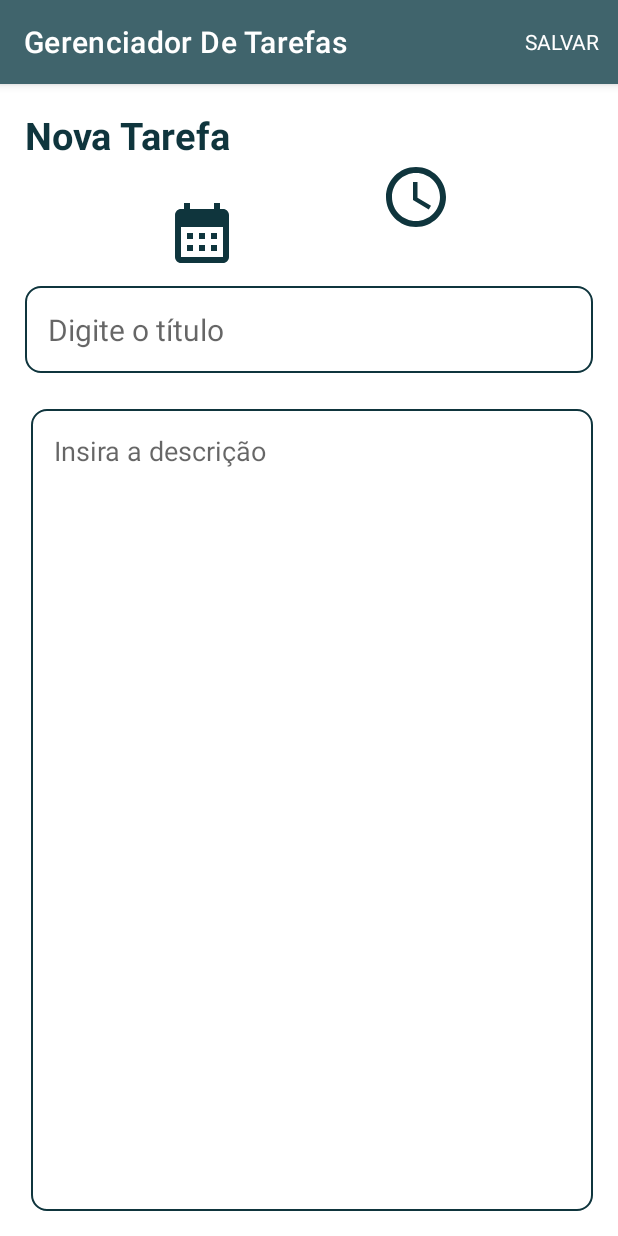
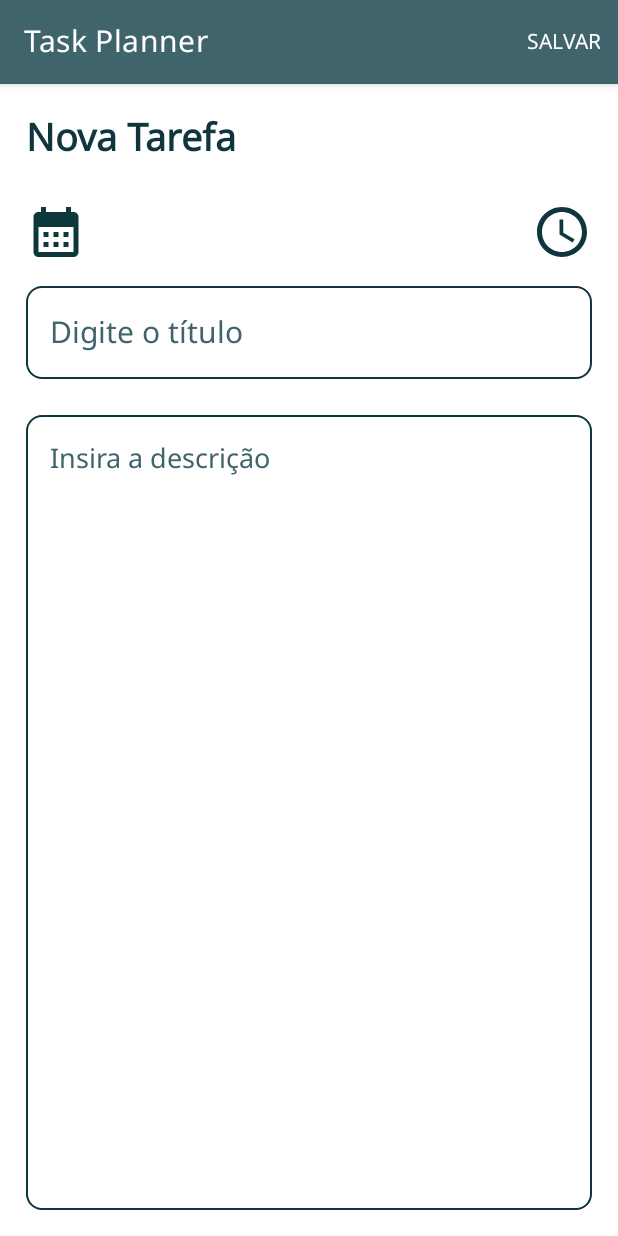
Before and after one commit to FredymarLeon/Task-Manager, an Android app: the AddTaskFragment screen opened through its navigation route, on a phone screen of 412 x 824 dp. Run offline under Robolectric (Android 15) with nearby library versions, the phone set to English and light mode, and no system bars; our stand-ins replace Room's generated code.

Commit message:
Referência de strings.xml no código Kotlin.
Icones de data e hora, bem posicionados no layout.
Correção de border, textColor, padding em item_task.xml.

Implementação de mensagem de tarega não emcontrada no menu de pesquisa.

Internacionlalização criando arquivo de strings.xml (espanhol).

Implementacão de fonte.

```diff
--- a/app/src/main/java/com/projetogrupo8/taskmanager/activities/MainActivity.kt
+++ b/app/src/main/java/com/projetogrupo8/taskmanager/activities/MainActivity.kt
@@ -14,7 +14,7 @@ import com.projetogrupo8.taskmanager.viewModel.TaskViewModelFactory
 
 class MainActivity : AppCompatActivity() {
 
-   internal lateinit var taskViewModel: TaskViewModel
+    internal lateinit var taskViewModel: TaskViewModel
 
     override fun onCreate(savedInstanceState: Bundle?) {
         super.onCreate(savedInstanceState)
@@ -30,10 +30,9 @@ class MainActivity : AppCompatActivity() {
 
     }
 
-    private fun setupViewModel(){
+    private fun setupViewModel() {
         val taskRepository = TaskRepository(TaskDatabase(this))
         val viewModelProviderFactory = TaskViewModelFactory(application, taskRepository)
         taskViewModel = ViewModelProvider(this, viewModelProviderFactory)[TaskViewModel::class.java]
-
     }
 }
--- a/app/src/main/java/com/projetogrupo8/taskmanager/database/TaskDatabase.kt
+++ b/app/src/main/java/com/projetogrupo8/taskmanager/database/TaskDatabase.kt
@@ -9,9 +9,10 @@ import com.projetogrupo8.taskmanager.model.Task
 @Database(
     entities = [Task::class],
     version = 1,
-    exportSchema = false)
+    exportSchema = false
+)
 
-abstract class TaskDatabase: RoomDatabase() {
+abstract class TaskDatabase : RoomDatabase() {
 
     abstract fun getTaskDao(): TaskDao
 
--- a/app/src/main/java/com/projetogrupo8/taskmanager/fragments/AddTaskFragment.kt
+++ b/app/src/main/java/com/projetogrupo8/taskmanager/fragments/AddTaskFragment.kt
@@ -22,13 +22,12 @@ import com.projetogrupo8.taskmanager.model.Task
 import com.projetogrupo8.taskmanager.viewModel.TaskViewModel
 import java.util.Calendar
 
-
 class AddTaskFragment : Fragment(R.layout.fragment_add_task), MenuProvider {
 
-    private var addTaskBinding: FragmentAddTaskBinding? = null  //variável mutável que pode ser nula
-    private val binding get() = addTaskBinding!!    //O operador !! força o Kotlin a tratar a variável como não-nula. Se a variável for nula, o app irá lançar uma exceção
+    private var addTaskBinding: FragmentAddTaskBinding? = null
+    private val binding get() = addTaskBinding!!
 
-    private lateinit var tasksViewModel: TaskViewModel   //Declaração do VieWModel
+    private lateinit var tasksViewModel: TaskViewModel
     private lateinit var addTaskView: View
 
     private var selectedDate: String = ""
@@ -37,24 +36,20 @@ class AddTaskFragment : Fragment(R.layout.fragment_add_task), MenuProvider {
     override fun onCreateView(
         inflater: LayoutInflater, container: ViewGroup?,
         savedInstanceState: Bundle?
-    ): View? {
-        // Inflate the layout for this fragment
+    ): View {
         addTaskBinding = FragmentAddTaskBinding.inflate(inflater, container, false)
         return binding.root
 
     }
-
-    //1.Menu
     override fun onViewCreated(view: View, savedInstanceState: Bundle?) {
         super.onViewCreated(view, savedInstanceState)
 
-        val menuHost: MenuHost = requireActivity()  //Configurar menuHost
+        val menuHost: MenuHost = requireActivity()
         menuHost.addMenuProvider(this, viewLifecycleOwner, Lifecycle.State.RESUMED)
 
-        tasksViewModel = (activity as MainActivity).taskViewModel       //Modelo de visualização
+        tasksViewModel = (activity as MainActivity).taskViewModel
         addTaskView = view
 
-        // Configurar listeners para os ImageViews de data e hora
         binding.ivSelectDate.setOnClickListener {
             showDatePickerDialog()
         }
@@ -73,7 +68,6 @@ class AddTaskFragment : Fragment(R.layout.fragment_add_task), MenuProvider {
         DatePickerDialog(
             requireContext(),
             { _, selectedYear, selectedMonth, selectedDay ->
-                // Atualizar a variável e o TextView correspondente
                 selectedDate = String.format(getString(R.string.data_format), selectedDay, selectedMonth + 1, selectedYear)
                 binding.tvSelectedDate.text = selectedDate
             },
@@ -89,17 +83,14 @@ class AddTaskFragment : Fragment(R.layout.fragment_add_task), MenuProvider {
         TimePickerDialog(
             requireContext(),
             { _, selectedHour, selectedMinute ->
-                // Atualizar a variável e o TextView correspondente
+
                 selectedTime = String.format(getString(R.string.time_format), selectedHour, selectedMinute)
                 binding.tvSelectedTime.text = selectedTime
             },
-            hour, minute, true // Use `false` para formato AM/PM
+            hour, minute, true
         ).show()
     }
 
-
-
-    //2.Função para adicionar tarefa: fun addTask | Mostar Toast
     private fun addTask(view: View){
         val taskTitle = binding.etAddTaskTitle.text.toString().trim()
         val taskDesc = binding.etAddTaskDescription.text.toString().trim()
@@ -119,7 +110,6 @@ class AddTaskFragment : Fragment(R.layout.fragment_add_task), MenuProvider {
         }
     }
 
-    //3.Funções do MenuProvider
     override fun onCreateMenu(menu: Menu, menuInflater: MenuInflater) {
         menu.clear()
         menuInflater.inflate(R.menu.menu_add_task,menu)
--- a/app/src/main/java/com/projetogrupo8/taskmanager/model/Task.kt
+++ b/app/src/main/java/com/projetogrupo8/taskmanager/model/Task.kt
@@ -8,9 +8,9 @@ import kotlinx.parcelize.Parcelize
 @Entity(tableName = "tasks_table")
 @Parcelize
 data class Task(
-    @PrimaryKey(autoGenerate = true) val id : Int = 0,
+    @PrimaryKey(autoGenerate = true) val id: Int = 0,
     val tvTaskTitle: String,
     val tvTaskDescription: String,
     val date: String,
     val time: String
-): Parcelable
+) : Parcelable
--- a/app/src/main/res/layout/fragment_add_task.xml
+++ b/app/src/main/res/layout/fragment_add_task.xml
@@ -1,110 +1,107 @@
 <?xml version="1.0" encoding="utf-8"?>
 <androidx.constraintlayout.widget.ConstraintLayout xmlns:android="http://schemas.android.com/apk/res/android"
+    xmlns:app="http://schemas.android.com/apk/res-auto"
     xmlns:tools="http://schemas.android.com/tools"
     android:layout_width="match_parent"
     android:layout_height="match_parent"
-    xmlns:app="http://schemas.android.com/apk/res-auto"
     android:orientation="vertical"
-    android:padding="15dp"
+    android:padding="16dp"
     tools:context="fragments.AddTaskFragment">
 
     <TextView
         android:id="@+id/tvAddTaskList"
         android:layout_width="wrap_content"
         android:layout_height="wrap_content"
-        app:layout_constraintTop_toTopOf="parent"
-        app:layout_constraintStart_toStartOf="parent"
         android:text="@string/title_add_new_task"
         android:textColor="@color/blue_dark"
         android:textSize="25sp"
-        android:textStyle="bold" />
+        android:textStyle="bold"
+        app:layout_constraintStart_toStartOf="parent"
+        app:layout_constraintTop_toTopOf="parent" />
+
 
     <ImageView
         android:id="@+id/ivSelectDate"
-        android:layout_width="48dp"
-        android:layout_height="48dp"
+        android:layout_width="40dp"
+        android:layout_height="40dp"
+        android:layout_marginTop="24dp"
+        android:contentDescription="@string/select_date"
         android:src="@drawable/baseline_calendar_month_24"
-        android:contentDescription="@string/select_date"
-        app:layout_constraintTop_toBottomOf="@id/tvAddTaskList"
         app:layout_constraintStart_toStartOf="parent"
-        app:layout_constraintEnd_toStartOf="@id/ivSelectTime"
-        android:layout_marginTop="24dp"
-        app:tint="@color/blue_dark" />
+        app:layout_constraintTop_toBottomOf="@id/tvAddTaskList" />
 
-    <!-- Selecionar Hora -->
     <TextView
         android:id="@+id/tvSelectedDate"
         android:layout_width="0dp"
         android:layout_height="wrap_content"
+        android:layout_marginStart="10dp"
         android:text="@string/date_not_select"
         android:textColor="@color/blue_dark"
         android:textSize="16sp"
-    android:layout_marginStart="8dp"
-    app:layout_constraintTop_toTopOf="@id/ivSelectDate"
         app:layout_constraintBottom_toBottomOf="@id/ivSelectDate"
         app:layout_constraintStart_toEndOf="@id/ivSelectDate"
-    app:layout_constraintEnd_toEndOf="parent" />
+        app:layout_constraintTop_toTopOf="@id/ivSelectDate" />
 
     <ImageView
         android:id="@+id/ivSelectTime"
-        android:layout_width="48dp"
-        android:layout_height="48dp"
+        android:layout_width="40dp"
+        android:layout_height="40dp"
+        android:layout_marginTop="24dp"
         android:contentDescription="@string/select_time"
         android:src="@drawable/baseline_access_time_24"
         app:layout_constraintEnd_toEndOf="parent"
-        app:layout_constraintStart_toEndOf="@+id/ivSelectDate"
-        app:layout_constraintTop_toBottomOf="@+id/tvAddTaskList" />
+        app:layout_constraintTop_toBottomOf="@id/tvAddTaskList" />
 
     <TextView
         android:id="@+id/tvSelectedTime"
         android:layout_width="0dp"
         android:layout_height="wrap_content"
+        android:layout_marginEnd="10dp"
         android:text="@string/time_not_select"
         android:textColor="@color/blue_dark"
         android:textSize="16sp"
-        android:layout_marginStart="8dp"
-        app:layout_constraintTop_toTopOf="@id/ivSelectTime"
         app:layout_constraintBottom_toBottomOf="@id/ivSelectTime"
-        app:layout_constraintStart_toEndOf="@id/ivSelectTime"
-        app:layout_constraintEnd_toEndOf="parent" />
+        app:layout_constraintEnd_toStartOf="@id/ivSelectTime"
+        app:layout_constraintTop_toTopOf="@id/ivSelectTime" />
 
-    <EditText
+    <androidx.appcompat.widget.AppCompatEditText
         android:id="@+id/etAddTaskTitle"
-        android:layout_width="match_parent"
+        android:layout_width="0dp"
         android:layout_height="wrap_content"
-        app:layout_constraintTop_toBottomOf="@+id/tvSelectedDate"
-        app:layout_constraintStart_toStartOf="parent"
         android:layout_marginTop="24dp"
         android:background="@drawable/blue_dark_border"
-        android:hint="@string/enter_title"
-        android:maxLines="1"
-        android:inputType="text"
+        android:ellipsize="end"
         android:focusable="true"
         android:focusableInTouchMode="true"
-        android:padding="15dp"
-        android:layout_marginBottom="8dp"
+        android:hint="@string/enter_title"
+        android:inputType="text"
+        android:maxLines="1"
+        android:padding="16dp"
+        android:textColorHint="@color/blue_gray"
         android:textSize="20sp"
-        android:textColor="@color/black"
-        tools:ignore="Autofill" />
+        app:layout_constraintStart_toStartOf="parent"
+        app:layout_constraintTop_toBottomOf="@+id/tvSelectedDate"
+        app:layout_constraintWidth_percent="1" />
 
 
-    <EditText
+    <androidx.appcompat.widget.AppCompatEditText
         android:id="@+id/etAddTaskDescription"
-        android:layout_width="match_parent"
+        android:layout_width="0dp"
         android:layout_height="0dp"
-        android:layout_marginStart="4dp"
         android:layout_marginTop="24dp"
         android:background="@drawable/blue_dark_border"
+        android:ellipsize="end"
         android:focusable="true"
         android:focusableInTouchMode="true"
         android:gravity="top"
         android:hint="@string/enter_description"
         android:inputType="text"
-        android:padding="15dp"
+        android:padding="16dp"
+        android:textColorHint="@color/blue_gray"
         android:textSize="18sp"
+        app:layout_constraintBottom_toBottomOf="parent"
         app:layout_constraintStart_toStartOf="parent"
         app:layout_constraintTop_toBottomOf="@+id/etAddTaskTitle"
-        app:layout_constraintBottom_toBottomOf="parent"
-        tools:ignore="Autofill" />
+        app:layout_constraintWidth_percent="1" />
 
 </androidx.constraintlayout.widget.ConstraintLayout>
--- a/app/src/main/res/values/colors.xml
+++ b/app/src/main/res/values/colors.xml
@@ -6,9 +6,6 @@
     <color name="blue_gray">#40646c</color>
     <color name="blue_light">#c0faff</color>
     <color name="red">#c13b34</color>
-    <color name="teal_200">#FF03DAC5</color>
-    <color name="teal_700">#FF018786</color>
-    <color name="purple_200">#ffBB85FC</color>
     <color name="gray_dark">#3C3B3B</color>
 
 </resources>
--- a/app/src/main/res/values/strings.xml
+++ b/app/src/main/res/values/strings.xml
@@ -1,7 +1,7 @@
 <resources>
 
     <!--    Nome do App-->
-    <string name="app_name">Gerenciador De Tarefas</string>
+    <string name="app_name">Task Planner</string>
 
     <!--    Menu_add_task-->
     <string name="save_menu">Salvar</string>
@@ -14,16 +14,26 @@
     <string name="my_task">Minhas Tarefas</string>
     <string name="fabDescrTaskAdd">Botão para criar nova tarefa</string>
     <string name="empty_task">Imagem de lista de tarefas vazia</string>
+    <string name="no_date_time">Sem data e hora</string>
+    <string name="no_results">não encontrado</string>
+    <string name="at">%1$s ás %2$s</string>
 
     <!--    fragment_add_task-->
     <string name="title_add_new_task">Nova Tarefa</string>
     <string name="enter_title">Digite o título</string>
     <string name="enter_description">Insira a descrição</string>
+    <string name="insert_title">Por Favor, insira o título da tarefa</string>
     <string name="saved_task">Tarefa salva</string>
     <string name="task_title_and_description">Por favor insira o título e a descrição da tarefa</string>
-
+    <string name="set_Negative_Button">CANCELAR</string>
+    <string name="select_date">Selecione a data</string>
+    <string name="date_not_select"> </string>
+    <string name="time_not_select"> </string>
+    <string name="time_format">%02d:%02d</string>
+    <string name="data_format">%02d/%02d/%04d</string>
 
     <!--item_task    -->
+    <string name="date_time">Data e Hora</string>
     <string name="task_title">Título da tarefa</string>
     <string name="description">Descrição</string>
 
@@ -31,17 +41,10 @@
     <string name="fabDescrTaskEdit">Botão para salvar tarefa editada</string>
     <string name="edit_task">Editar Tarefa</string>
     <string name="confirm_edit">Tarefa guardada</string>
-    <string name="insert_title">Por Favor, insira o título da tarefa</string>
     <string name="set_Title">Vôce tem certeza?</string>
     <string name="set_Message">Remover Tarefa?</string>
     <string name="set_Positive_Button">SIM</string>
     <string name="confirm_task_removed">Tarefa foi removido</string>
-    <string name="set_Negative_Button">CANCELAR</string>
-    <string name="select_date">Selecione a data</string>
     <string name="select_time">Selecione a hora</string>
-    <string name="date_not_select"> </string>
-    <string name="time_not_select"> </string>
-    <string name="time_format">%02d:%02d</string>
-    <string name="data_format">%02d/%02d/%04d</string>
 
 </resources>
--- a/app/src/main/res/values/themes.xml
+++ b/app/src/main/res/values/themes.xml
@@ -14,7 +14,7 @@
         <item name="colorOnSecondary">@color/white</item>
 
         <!-- Font. -->
-        <item name="fontFamily">font/monospace</item>
+        <item name="fontFamily">@font/noto_sans</item>
 
         <!-- Status bar color. -->
         <item name="android:statusBarColor">?attr/colorPrimaryVariant</item>
```
Also changed, not shown: app/src/main/java/com/projetogrupo8/taskmanager/adapter/TaskAdapter.kt (+31 -19 lines), app/src/main/java/com/projetogrupo8/taskmanager/fragments/EditTaskFragment.kt (+14 -14 lines), app/src/main/java/com/projetogrupo8/taskmanager/fragments/HomeTaskManagerFragment.kt (+10 -12 lines), app/src/main/java/com/projetogrupo8/taskmanager/repository/TaskRepository.kt (+5 -5 lines), app/src/main/res/layout/fragment_edit_task.xml (+43 -46 lines), app/src/main/res/layout/fragment_home_task_manager.xml (+34 -20 lines), app/src/main/res/layout/item_task.xml (+20 -20 lines), app/src/main/res/navigation/nav_graph.xml (+5 -5 lines), app/src/main/res/font/noto_sans.ttf (added), 2 other files. Lines whose indentation alone changed are shown as unchanged.
